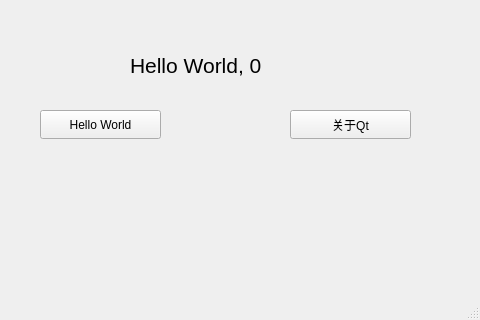
The window that Src/Main/mainwindow.ui (Augtons/Qt5-Template) describes before a commit, drawn with Qt 5.
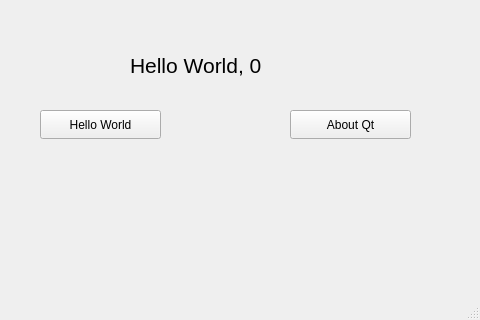
The same window after the commit.

What changed in the file:
```diff
--- a/Src/Main/mainwindow.ui
+++ b/Src/Main/mainwindow.ui
@@ -24,7 +24,7 @@
      </rect>
     </property>
     <property name="text">
-     <string>关于Qt</string>
+     <string>About Qt</string>
     </property>
    </widget>
    <widget class="QPushButton" name="helloBtn">
```
